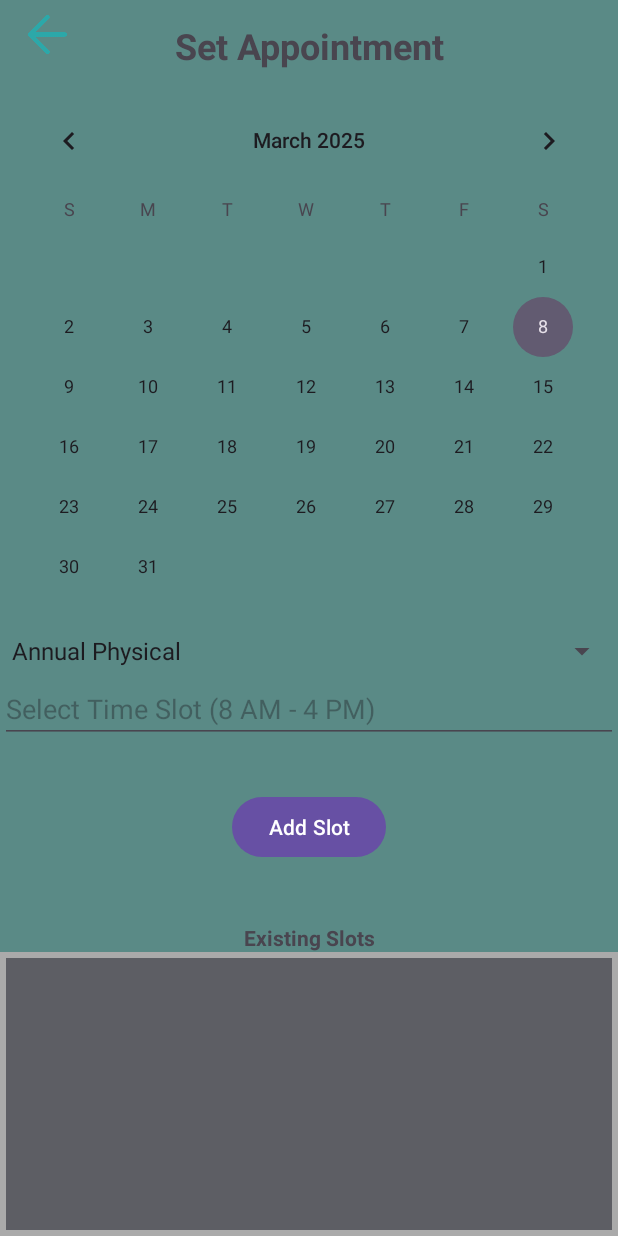
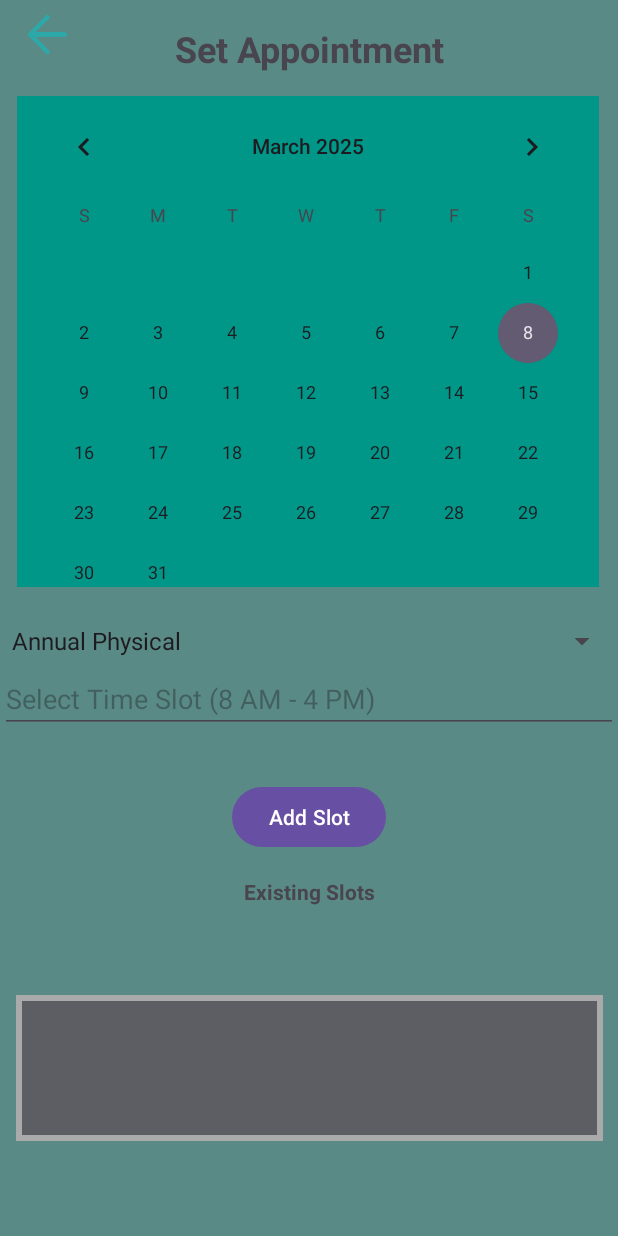
Before and after one commit to Zosa-jkl/SchoolClinicApp, an Android app: the NurseView screen opened directly, with no data from a screen before it, on a phone screen of 412 x 824 dp. Run offline under Robolectric (Android 15) with nearby library versions, the phone set to English and light mode, and no system bars; our stand-ins replace Firebase (no records; nobody signed in at launch, a user with empty details on screens opened directly).

Commit message:
very much updated need design tho

```diff
--- a/app/src/main/res/layout/activity_nurse_view.xml
+++ b/app/src/main/res/layout/activity_nurse_view.xml
@@ -10,17 +10,19 @@
     tools:layout_editor_absoluteY="-65dp">
 
     <!-- Calendar View -->
+
+    <!-- Appointment Type Spinner -->
     <CalendarView
         android:id="@+id/calendarView"
-        android:layout_width="0dp"
-        android:layout_height="wrap_content"
-        android:layout_marginTop="60dp"
+        android:layout_width="388dp"
+        android:layout_height="327dp"
+        android:layout_marginTop="64dp"
+        android:background="#009688"
         app:layout_constraintEnd_toEndOf="parent"
-        app:layout_constraintHorizontal_bias="0.0"
+        app:layout_constraintHorizontal_bias="0.478"
         app:layout_constraintStart_toStartOf="parent"
         app:layout_constraintTop_toTopOf="parent" />
 
-    <!-- Appointment Type Spinner -->
     <Spinner
         android:id="@+id/consultationTypeSpinner"
         android:layout_width="0dp"
@@ -61,35 +63,36 @@
         app:layout_constraintTop_toBottomOf="@id/timeSlotInput" />
 
     <!-- List of Existing Slots -->
+
     <TextView
         android:id="@+id/existingSlotsLabel"
         android:layout_width="wrap_content"
         android:layout_height="wrap_content"
-        android:layout_marginTop="40dp"
+        android:layout_marginTop="16dp"
         android:text="Existing Slots"
         android:textStyle="bold"
         app:layout_constraintEnd_toEndOf="parent"
         app:layout_constraintStart_toStartOf="parent"
         app:layout_constraintTop_toBottomOf="@id/addSlotButton" />
 
+
     <FrameLayout
-        android:layout_width="0dp"
-        android:layout_height="0dp"
+        android:layout_width="391dp"
+        android:layout_height="97dp"
         android:background="@android:color/darker_gray"
         android:padding="4dp"
         app:layout_constraintBottom_toBottomOf="parent"
         app:layout_constraintEnd_toEndOf="parent"
         app:layout_constraintStart_toStartOf="parent"
         app:layout_constraintTop_toBottomOf="@id/existingSlotsLabel"
-        app:layout_constraintVertical_bias="1.0">
+        app:layout_constraintVertical_bias="0.483">
 
         <ListView
             android:id="@+id/slotsListView"
             android:layout_width="match_parent"
             android:layout_height="match_parent"
-            android:background="@color/material_dynamic_neutral40"/>
+            android:background="@color/material_dynamic_neutral40" />
     </FrameLayout>
-
 
     <ImageView
         android:id="@+id/backButton"
```
Also changed, not shown: app/src/main/res/layout/activity_student_view.xml (+12 -12 lines).
